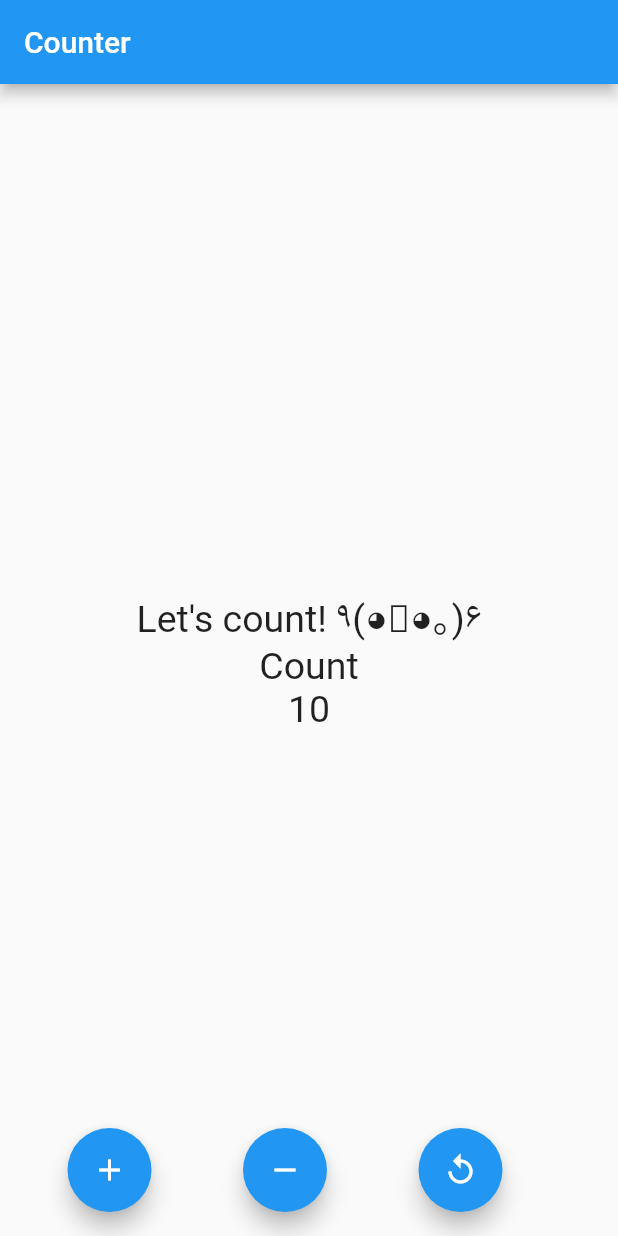
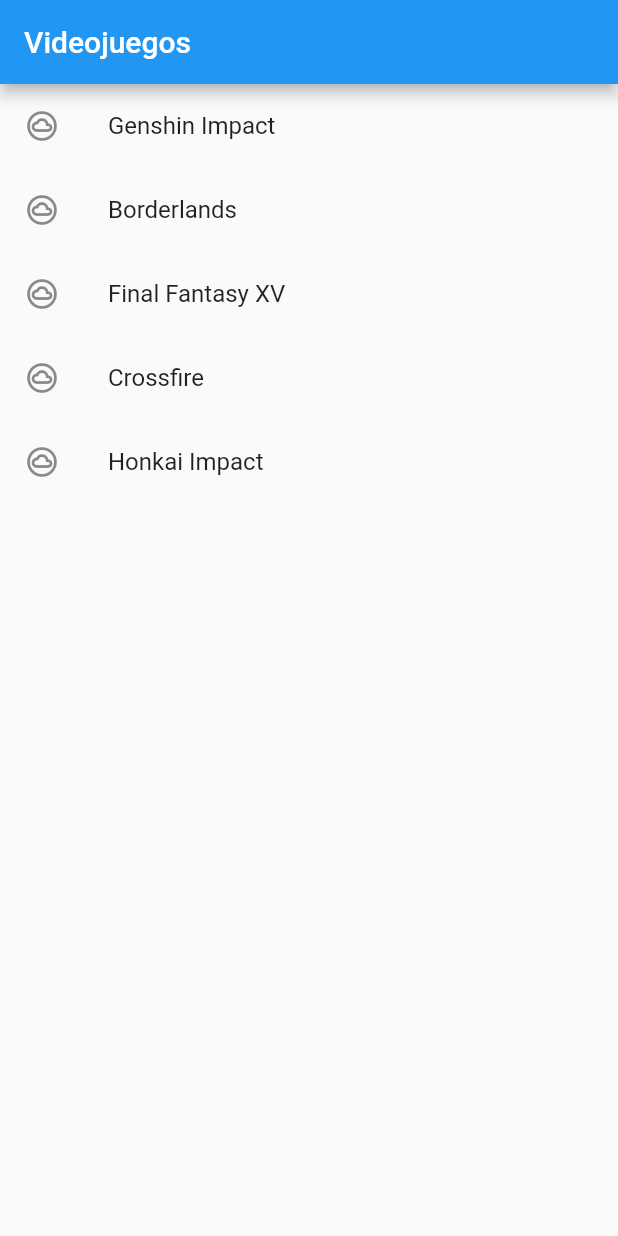
Before and after one commit to ronaldrpc/test-project-mobile, a Flutter app: the screen it shows after launch, on a phone screen of 412 x 824 dp. Run offline on Flutter 3.47's test engine with Material 2 defaults, Android fonts, the phone set to English and light mode, and no system bars; our stand-ins replace firebase_core; accounts and stored records are empty.

Commit message:
semana 2 clase...

```diff
--- a/lib/main.dart
+++ b/lib/main.dart
@@ -2,6 +2,7 @@ import 'package:flutter/material.dart';
 import 'package:flutter_application_1/view/changeable_text_color.dart';
 import 'package:flutter_application_1/view/count_screen.dart';
 import 'package:flutter_application_1/view/home_view.dart';
+import 'package:flutter_application_1/view/listview_1.dart';
 
 void main() {
   runApp(const MyApp());
@@ -14,7 +15,7 @@ class MyApp extends StatelessWidget {
   Widget build(BuildContext context) {
     return const MaterialApp(
       debugShowCheckedModeBanner: false,
-      home: Counter(), //ChangeableTextColor() or HomeView() or Counter()
+      home: ListView1(), //ChangeableTextColor() or HomeView() or Counter()
     );
   }
 }
--- /dev/null
+++ b/lib/view/listview_1.dart
@@ -0,0 +1,42 @@
+import 'package:flutter/material.dart';
+
+class ListView1 extends StatelessWidget {
+  const ListView1({Key? key}) : super(key: key);
+
+  final games = const ["Genshin Impact", "Borderlands", "Final Fantasy XV", "Crossfire", "Honkai Impact"];
+
+  @override
+  Widget build(BuildContext context) {
+    return Scaffold(
+      appBar: AppBar(
+        title: const Text("Videojuegos")
+      ),
+      body: ListView.builder(
+        itemCount: games.length,
+        itemBuilder: (_, index) {
+          return ListTile(
+            leading: const Icon(Icons.cloud_circle_outlined),
+            title: Text(games[index]),
+            onTap: () {
+              openAlertDialog(context, games[index]);
+            },
+          );
+        },
+      ),
+    );
+  }
+
+  void openAlertDialog(BuildContext context, String info) {
+    AlertDialog alert = AlertDialog(
+      title: Text(info),
+      content: Text("El juego se llama $info"),
+      actions: [
+        TextButton(
+          onPressed: () => Navigator.of(context).pop(),
+          child: const Text("OK"),
+        )
+      ]
+    );
+    showDialog(context: context, builder: (BuildContext context) => alert);
+  }
+}
--- a/pubspec.yaml
+++ b/pubspec.yaml
@@ -34,6 +34,10 @@ dependencies:
   # The following adds the Cupertino Icons font to your application.
   # Use with the CupertinoIcons class for iOS style icons.
   cupertino_icons: ^1.0.2
+  firebase_core: ^1.17.1
+  firebase_database: ^9.0.15
+  firebase_analytics: ^9.1.9
+  firebase_crashlytics: ^2.8.1
 
 dev_dependencies:
   flutter_test:
```
Also changed, not shown: lib/firebase_options.dart (added), pubspec.lock, 6 other files.
